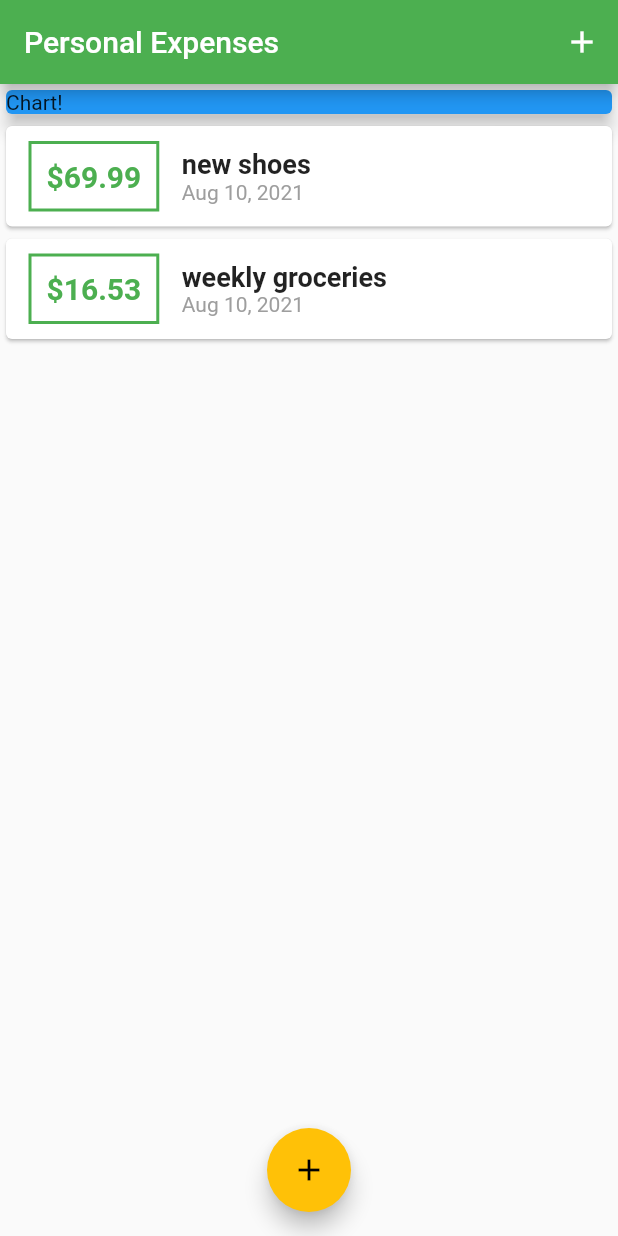
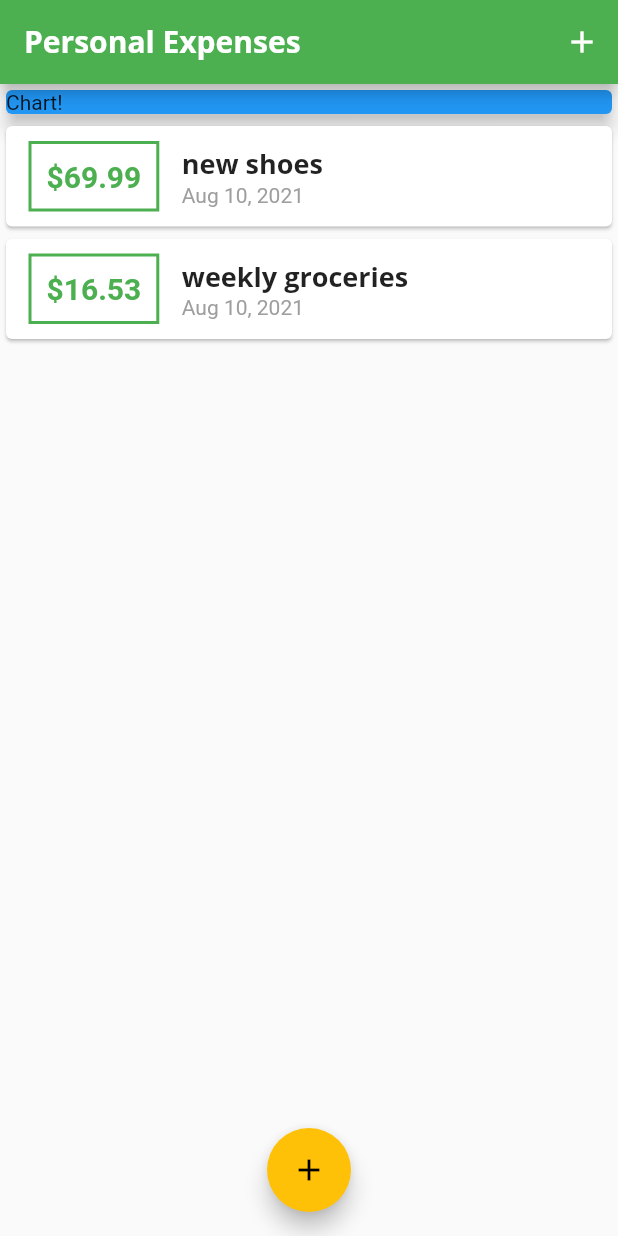
Before and after one commit to Lionel-P-Ablus/demo_02, a Flutter app: the screen it shows after launch, on a phone screen of 412 x 824 dp. Run offline on Flutter 3.47's test engine with Material 2 defaults, Android fonts, the phone set to English and light mode, and no system bars.

Commit message:
custom fonts & working with text themes

```diff
--- a/lib/main.dart
+++ b/lib/main.dart
@@ -14,6 +14,23 @@ class MyApp extends StatelessWidget {
       theme: ThemeData(
         primarySwatch: Colors.green,
         accentColor: Colors.amber,
+        fontFamily: 'Quicksand',
+        textTheme: ThemeData.light().textTheme.copyWith(
+              title: TextStyle(
+                fontFamily: 'OpenSans',
+                fontSize: 18,
+                fontWeight: FontWeight.bold,
+              ),
+            ),
+        appBarTheme: AppBarTheme(
+          textTheme: ThemeData.light().textTheme.copyWith(
+                title: TextStyle(
+                  fontFamily: 'OpenSans',
+                  fontSize: 20,
+                  fontWeight: FontWeight.bold,
+                ),
+              ),
+        ),
       ),
       home: MyHomePage(),
     );
--- a/lib/widgets/transaction_list.dart
+++ b/lib/widgets/transaction_list.dart
@@ -43,10 +43,7 @@ class TransactionList extends StatelessWidget {
                   children: [
                     Text(
                       transactions[index].title,
-                      style: TextStyle(
-                        fontSize: 18,
-                        fontWeight: FontWeight.bold,
-                      ),
+                      style: Theme.of(context).textTheme.title,
                     ),
                     Text(
                       DateFormat.yMMMd().format(transactions[index].date),
```
Also changed, not shown: pubspec.yaml (+11 -6 lines), assets/fonts/OpenSans-Bold.ttf (added), assets/fonts/OpenSans-Regular.ttf (added), assets/fonts/Quicksand-Bold.ttf (added), assets/fonts/Quicksand-Light.ttf (added), assets/fonts/Quicksand-Medium.ttf (added), assets/fonts/Quicksand-Regular.ttf (added).
